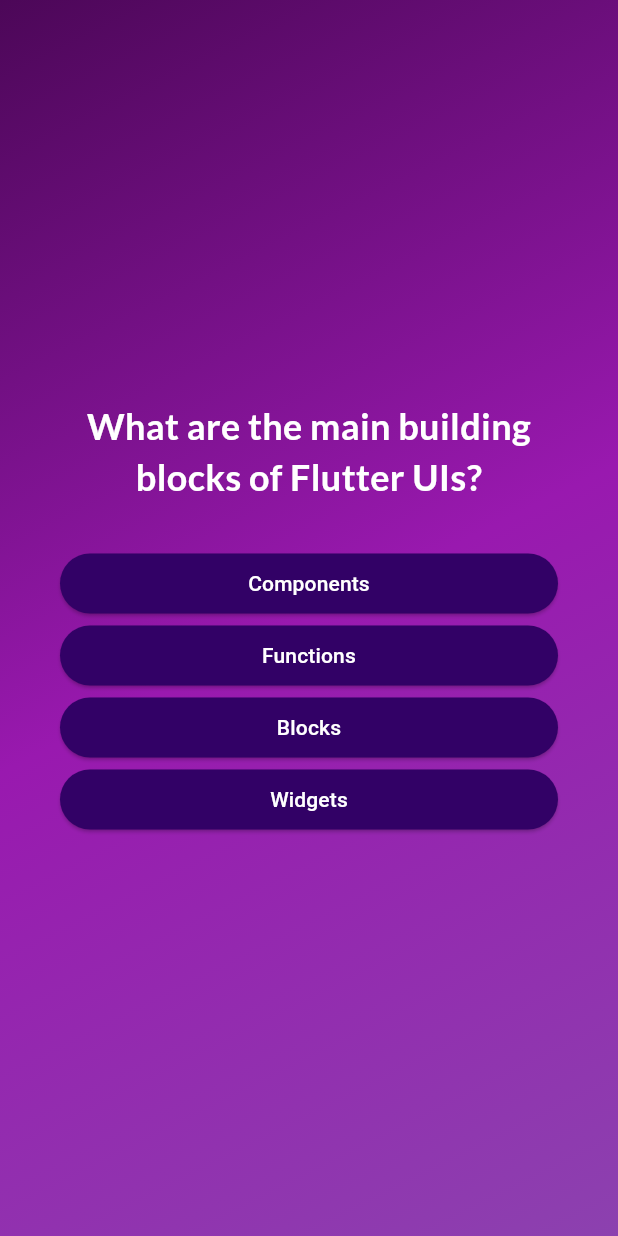
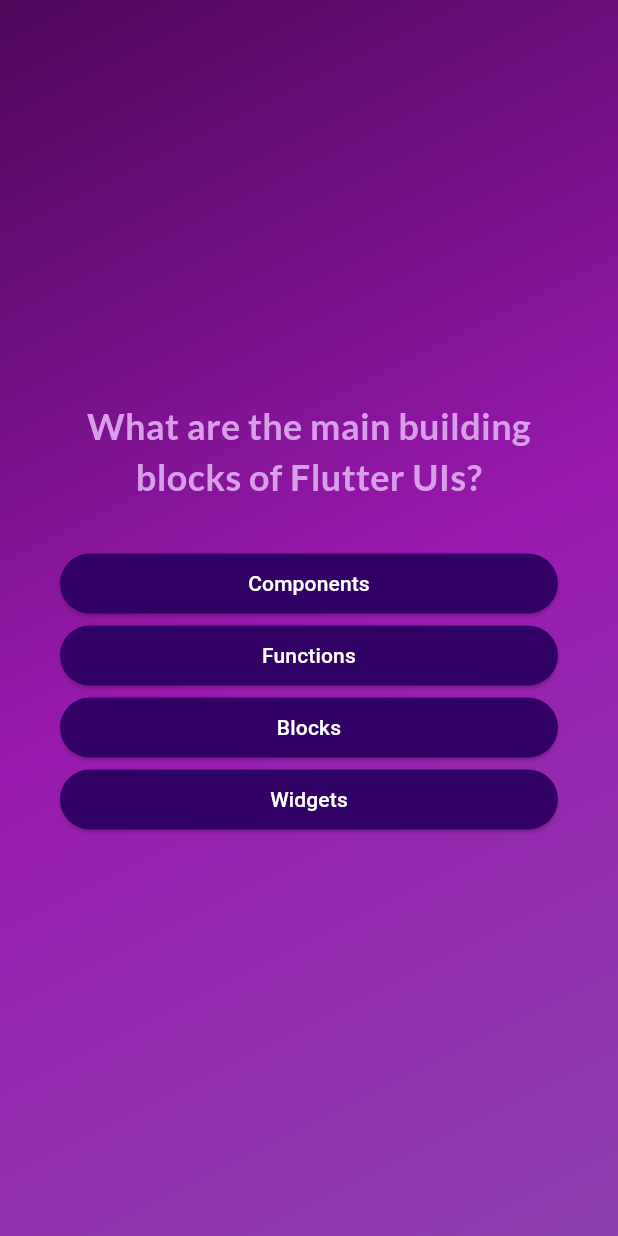
Before and after one commit to prithvirajbaral/quizz_app, a Flutter app: the screen it shows after launch, after a tap on "Start Quiz", on a phone screen of 412 x 824 dp. Run offline on Flutter 3.47's test engine with Material 3 defaults, Android fonts, the phone set to English and light mode, and no system bars; our stand-ins replace google_fonts.

Commit message:
add google font with some disign

```diff
--- a/lib/question_screen.dart
+++ b/lib/question_screen.dart
@@ -36,7 +36,7 @@ class _QuestionScreen extends State<QuestionScreen> {
             Text(
               currentQuestion.text,
               style: GoogleFonts.lato(
-                  color: Colors.white,
+                  color: const Color.fromARGB(255, 217, 158, 234),
                   fontSize: 24,
                   fontWeight: FontWeight.bold),
               textAlign: TextAlign.center,
--- a/lib/start_screen.dart
+++ b/lib/start_screen.dart
@@ -1,4 +1,5 @@
 import 'package:flutter/material.dart';
+import 'package:google_fonts/google_fonts.dart';
 
 class StartScreen extends StatelessWidget {
   const StartScreen(this.startQuiz, {super.key});
@@ -30,7 +31,7 @@ class StartScreen extends StatelessWidget {
           ),
           const Text(
             "Learn Flutter the fun way",
-            style: TextStyle(
+            style:  GoogleFonts.lato(
               fontSize: 28,
               color: Color.fromARGB(255, 5, 5, 5),
               fontWeight: FontWeight.bold,
```
